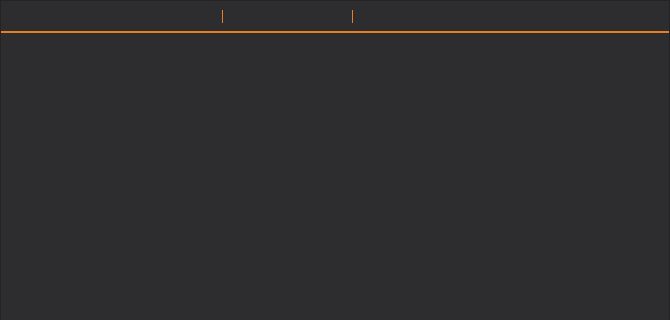
Above: ui/hdri_browser.ui from Yiziii/hdri_browser before the change; both pictures show x 0 to 670 and y 0 to 320 of the 670 by 700 pixel window. Below: the same form after it.
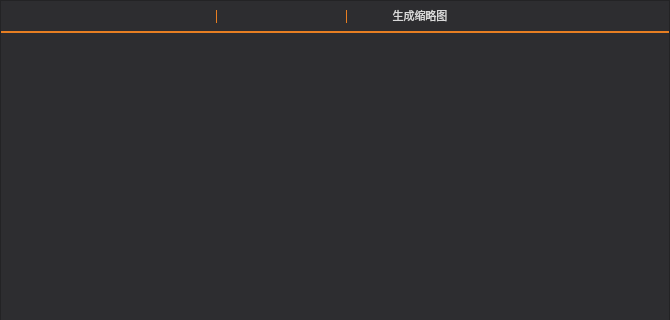
That is the form after the change.

Commit message: 增加创建缩略图功能

```diff
--- a/ui/hdri_browser.ui
+++ b/ui/hdri_browser.ui
@@ -41,17 +41,12 @@
   color:#f1f1f1;
 }
 
-
-
-
-
 QComboBox {
 	border-radius: 3px;
 	padding: 1px;
 	padding-left: 4px;
   	border-style:none;
   	background-color:#333337;
-  	border-style:none;
 }
 
 QComboBox:hover{
@@ -403,6 +398,64 @@
                </property>
               </widget>
              </item>
+             <item>
+              <spacer name="horizontalSpacer">
+               <property name="orientation">
+                <enum>Qt::Horizontal</enum>
+               </property>
+               <property name="sizeType">
+                <enum>QSizePolicy::Maximum</enum>
+               </property>
+               <property name="sizeHint" stdset="0">
+                <size>
+                 <width>5</width>
+                 <height>5</height>
+                </size>
+               </property>
+              </spacer>
+             </item>
+             <item>
+              <widget class="QPushButton" name="creatimg">
+               <property name="maximumSize">
+                <size>
+                 <width>110</width>
+                 <height>23</height>
+                </size>
+               </property>
+               <property name="font">
+                <font>
+                 <family>思源黑体</family>
+                 <pointsize>8</pointsize>
+                </font>
+               </property>
+               <property name="styleSheet">
+                <string notr="true">QPushButton {
+  	border-style:none;
+  	border: 1px solid rgb(45, 45, 48);
+	color: rgb(216, 216, 216);
+	border-radius: 5px;	
+}
+QPushButton:hover {
+	color: #E67E22;
+	background-color:rgb(45, 45, 48);
+  	border: 1px solid #E67E22;
+}
+QPushButton:pressed {	
+	color: rgb(255, 255, 255);
+	background-color:rgb(255, 118, 5) ;
+}</string>
+               </property>
+               <property name="text">
+                <string>生成缩略图</string>
+               </property>
+               <property name="iconSize">
+                <size>
+                 <width>16</width>
+                 <height>16</height>
+                </size>
+               </property>
+              </widget>
+             </item>
              <item>
               <widget class="QLabel" name="label_4">
                <property name="sizePolicy">
```
The commit also changes 6 other files.
